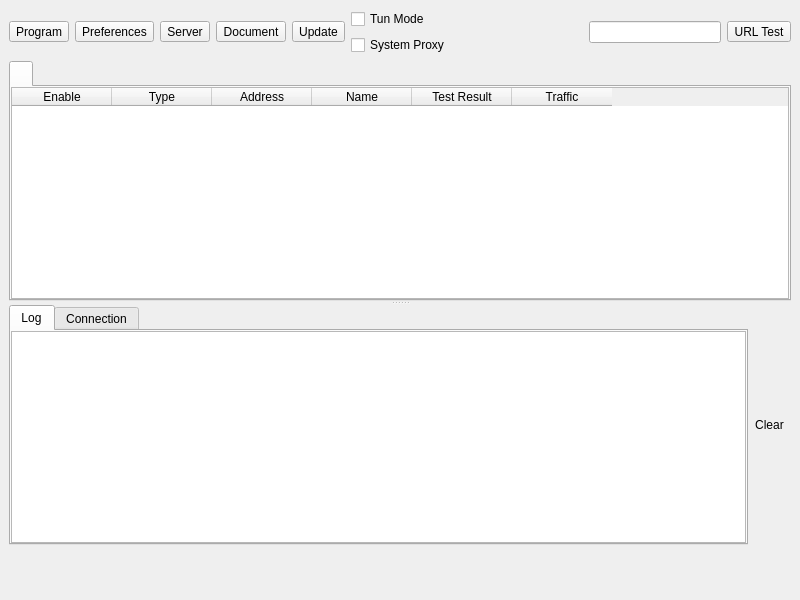
q2333gh/nekoray, file ui/mainwindow.ui: the form before one commit.
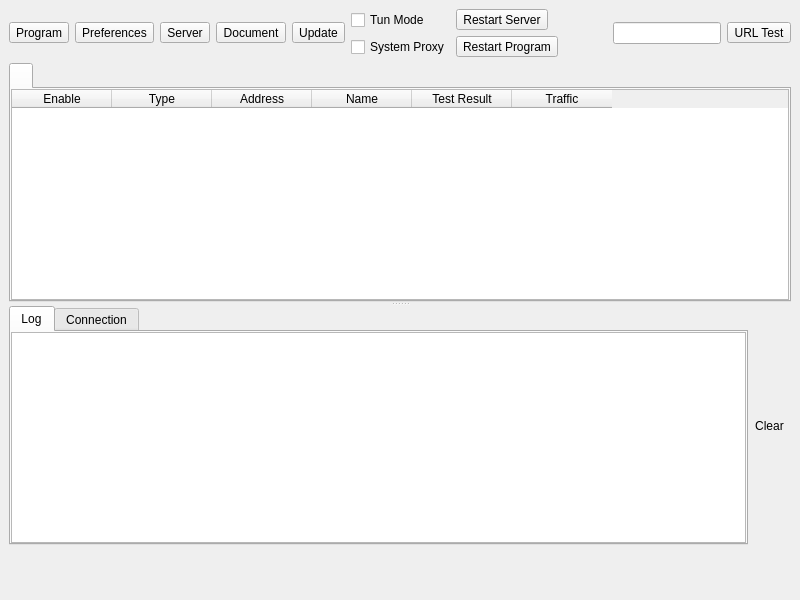
The form after the commit. Icons and pictures are not drawn. Custom widgets are drawn as their Qt base class.

Commit message: Update mainwindow components

Diff of the .ui file:
```diff
--- a/ui/mainwindow.ui
+++ b/ui/mainwindow.ui
@@ -146,6 +146,8 @@
               </widget>
             </item>
             <item>
+              <layout class="QHBoxLayout" name="horizontalLayout_proxy_controls">
+                <item>
               <layout class="QVBoxLayout" name="verticalLayout_4">
                 <item>
                   <widget class="QCheckBox" name="checkBox_VPN">
@@ -166,6 +168,32 @@
                       <string>System Proxy</string>
                     </property>
                   </widget>
+                    </item>
+                  </layout>
+                </item>
+                <item>
+                  <layout class="QVBoxLayout" name="verticalLayout_restart_buttons">
+                    <item>
+                      <widget class="QToolButton" name="toolButton_restart_server">
+                        <property name="text">
+                          <string>Restart Server</string>
+                        </property>
+                        <property name="toolButtonStyle">
+                          <enum>Qt::ToolButtonTextOnly</enum>
+                        </property>
+                      </widget>
+                    </item>
+                    <item>
+                      <widget class="QToolButton" name="toolButton_restart_program">
+                        <property name="text">
+                          <string>Restart Program</string>
+                        </property>
+                        <property name="toolButtonStyle">
+                          <enum>Qt::ToolButtonTextOnly</enum>
+                        </property>
+                      </widget>
+                    </item>
+                  </layout>
                 </item>
               </layout>
             </item>
```
Lines whose indentation alone changed are shown as unchanged. The commit also changes 2 other files.
